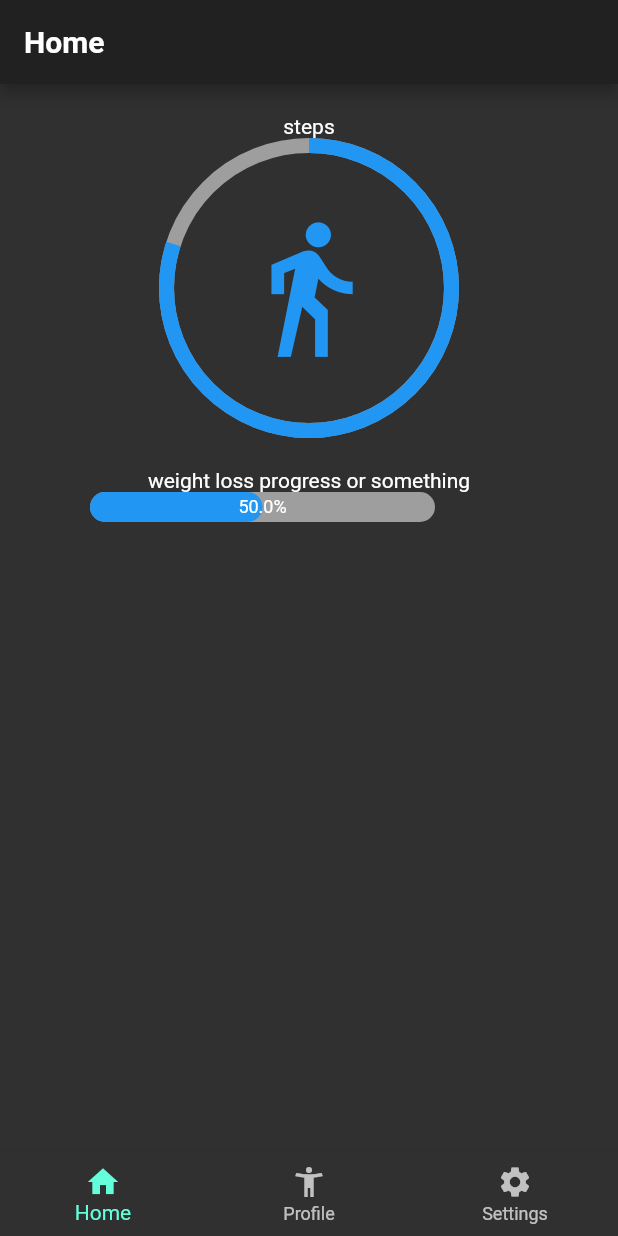
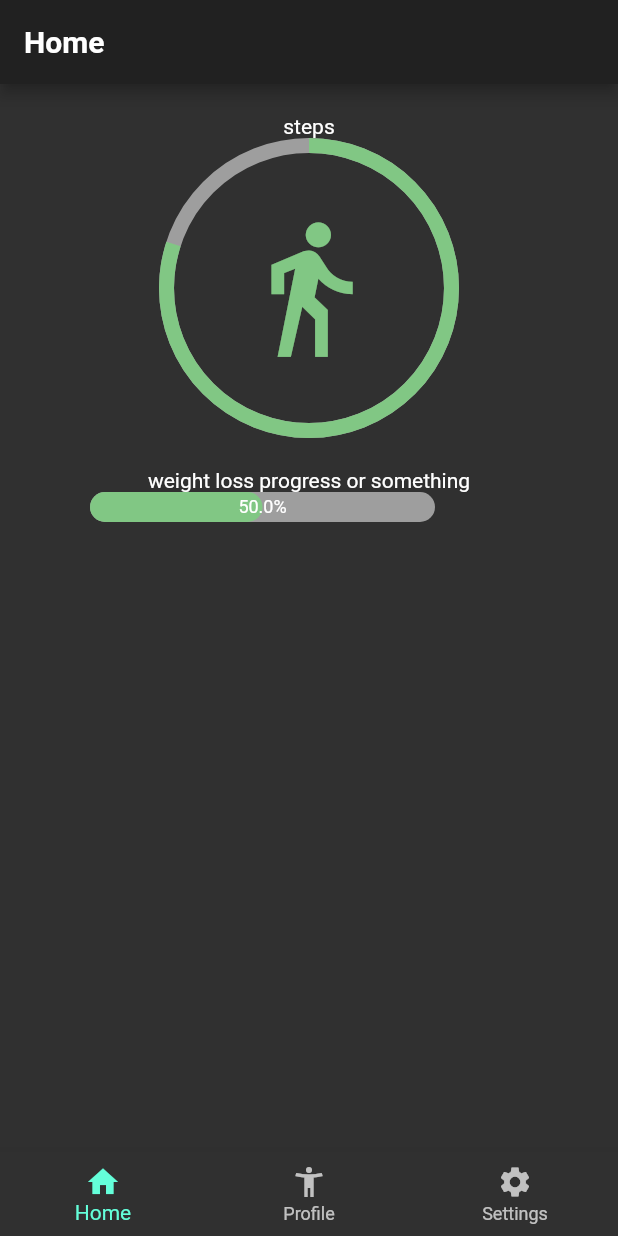
Before and after one commit to Doom1201/BlurBodyBalance, a Flutter app: the screen it shows after launch, on a phone screen of 412 x 824 dp. Run offline on Flutter 3.47's test engine with Material 2 defaults, Android fonts, the phone set to English and light mode, and no system bars; drawn by our look-alikes of percent_indicator; our stand-ins replace charts_flutter, cloud_firestore, dynamic_theme, firebase_auth, pedometer, shared_preferences; accounts and stored records are empty.

Commit message:
minor color changes

```diff
--- a/blurbodybalance/lib/pages/home.dart
+++ b/blurbodybalance/lib/pages/home.dart
@@ -40,10 +40,10 @@ class _HomeState extends State<Home> {
               center: new Icon(
                 Icons.directions_walk,
                 size: 100.0,
-                color: Colors.blue,           // replace with theme
+                color: Colors.green[300],           // replace with theme
               ),
               backgroundColor: Colors.grey,   // replace with theme
-              progressColor: Colors.blue,     // replace with theme
+              progressColor: Colors.green[300],     // replace with theme
               animation: true,
               animationDuration: 1000,     // replace with variable based on percent
             ),
@@ -67,7 +67,7 @@ class _HomeState extends State<Home> {
                   ),
                   linearStrokeCap: LinearStrokeCap.roundAll,
                   backgroundColor: Colors.grey,   // replace with theme
-                  progressColor: Colors.blue,     // replace with theme
+                  progressColor: Colors.green[300],     // replace with theme
                   animation: true,
                   animationDuration: 500,   // replace with variable based on percent
                 ),
```
